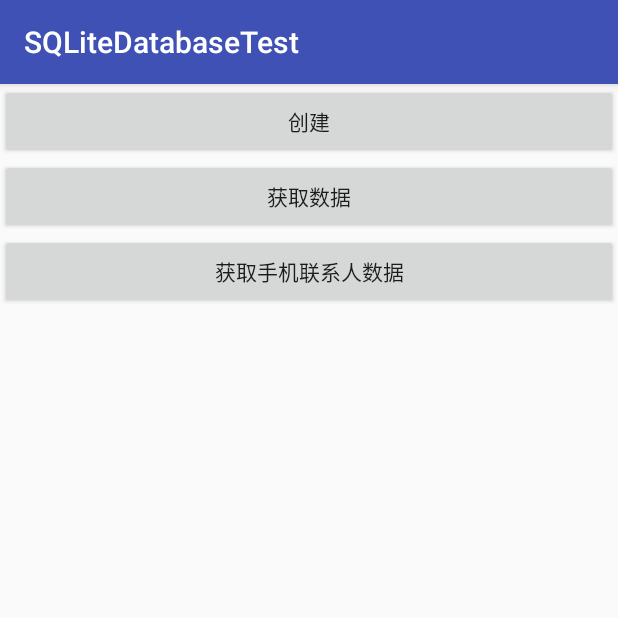
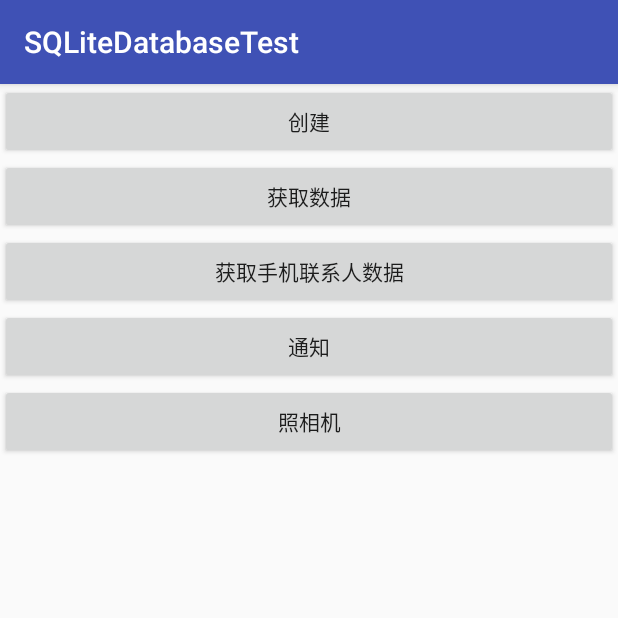
Before and after one commit to downdodoing/SQLiteDatabaseTest, an Android app: the screen it shows after launch (MainActivity), on a phone screen of 412 x 824 dp, the top half of it. Run offline under Robolectric (Android 15) with nearby library versions, the phone set to English and light mode, and no system bars; libraries missing offline, so code that uses them is left out: org.litepal, org.litepal.crud; 1 statement that could not run was skipped.

Commit message:
change code

```diff
--- a/app/src/main/AndroidManifest.xml
+++ b/app/src/main/AndroidManifest.xml
@@ -3,6 +3,8 @@
     package="com.example.mvp.sqlitedatabasetest">
 
     <uses-permission android:name="android.permission.READ_CONTACTS" />
+    <uses-permission android:name="android.permission.VIBRATE" />
+
     <application
         android:name="org.litepal.LitePalApplication"
         android:allowBackup="true"
@@ -19,6 +21,7 @@
             </intent-filter>
         </activity>
         <activity android:name=".ContactsActivity"></activity>
+        <activity android:name=".TakePhotoActivity" />
 
         <provider
             android:name="com.example.mvp.mycontentprovider.DatabaseProvider"
--- a/app/src/main/res/layout/activity_main.xml
+++ b/app/src/main/res/layout/activity_main.xml
@@ -17,9 +17,22 @@
         android:layout_height="50dp"
         android:onClick="getData"
         android:text="获取数据" />
+
     <Button
         android:layout_width="match_parent"
         android:layout_height="50dp"
         android:onClick="getContacts"
         android:text="获取手机联系人数据" />
+
+    <Button
+        android:layout_width="match_parent"
+        android:layout_height="50dp"
+        android:onClick="notification"
+        android:text="通知" />
+
+    <Button
+        android:layout_width="match_parent"
+        android:layout_height="50dp"
+        android:onClick="camara"
+        android:text="照相机" />
 </LinearLayout>
```
Also changed, not shown: app/src/main/java/com/example/mvp/sqlitedatabasetest/MainActivity.java (+30 -0 lines), app/src/main/java/com/example/mvp/sqlitedatabasetest/TakePhotoActivity.java (added, +71 -0 lines), app/src/main/res/layout/activity_takephoto.xml (added, +17 -0 lines).
